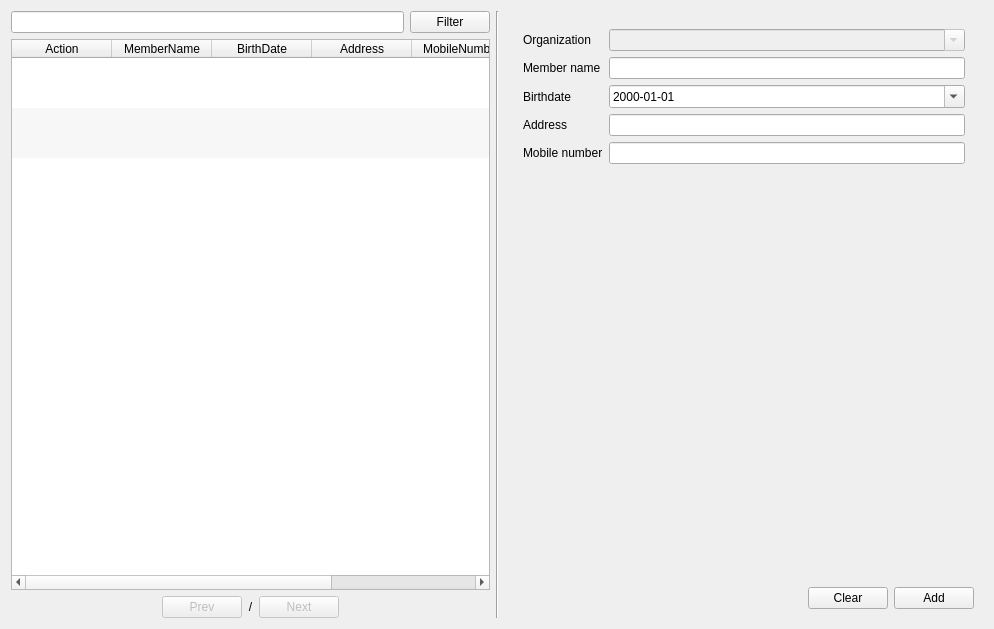
The window that app/views/templates/generated/ManageMember.ui (rondalefloyd/mts-pos) describes before a commit, drawn with Qt 5.
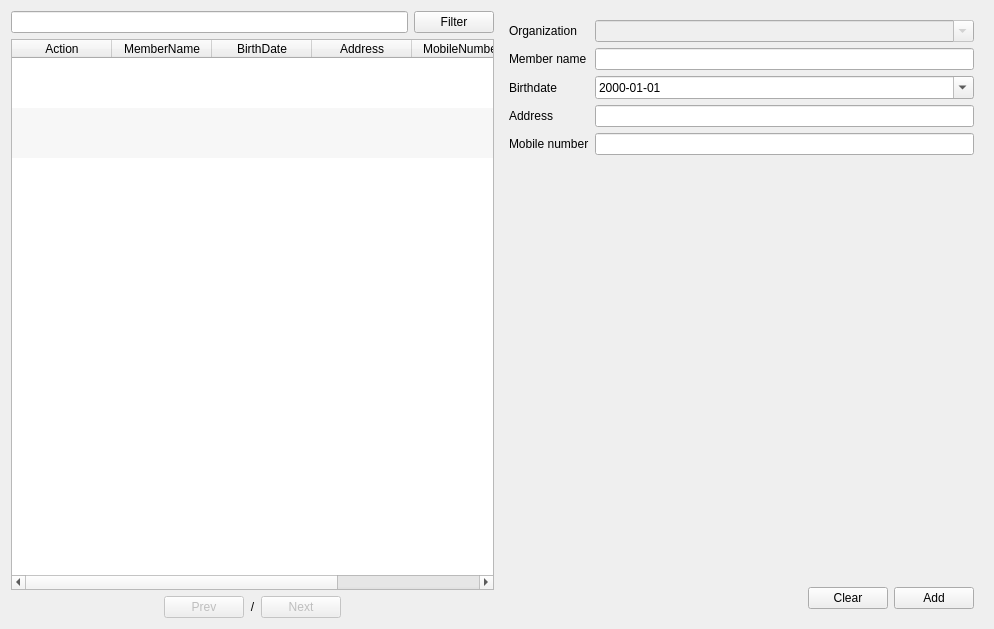
The same window after the commit.

What changed in the file:
```diff
--- a/app/views/templates/generated/ManageMember.ui
+++ b/app/views/templates/generated/ManageMember.ui
@@ -185,13 +185,6 @@
      </item>
     </layout>
    </item>
-   <item>
-    <widget class="Line" name="line">
-     <property name="orientation">
-      <enum>Qt::Vertical</enum>
-     </property>
-    </widget>
-   </item>
    <item>
     <widget class="QFrame" name="frameRegister">
      <property name="maximumSize">
@@ -201,17 +194,20 @@
       </size>
      </property>
      <layout class="QVBoxLayout" name="verticalLayout_2">
+      <property name="spacing">
+       <number>0</number>
+      </property>
       <property name="leftMargin">
-       <number>9</number>
+       <number>0</number>
       </property>
       <property name="topMargin">
-       <number>9</number>
+       <number>0</number>
       </property>
       <property name="rightMargin">
-       <number>9</number>
+       <number>0</number>
       </property>
       <property name="bottomMargin">
-       <number>9</number>
+       <number>0</number>
       </property>
       <item>
        <widget class="QScrollArea" name="scrollArea">
@@ -226,8 +222,8 @@
           <rect>
            <x>0</x>
            <y>0</y>
-           <width>462</width>
-           <height>562</height>
+           <width>485</width>
+           <height>570</height>
           </rect>
          </property>
          <layout class="QFormLayout" name="formLayout">
@@ -306,7 +302,8 @@
        </widget>
       </item>
       <item>
-       <layout class="QHBoxLayout" name="horizontalLayout_3">
+       <widget class="QWidget" name="widget" native="true">
+        <layout class="QHBoxLayout" name="horizontalLayout_5">
         <item>
          <spacer name="horizontalSpacer_3">
           <property name="orientation">
@@ -335,6 +332,7 @@
          </widget>
         </item>
        </layout>
+       </widget>
       </item>
      </layout>
     </widget>
```
Lines whose indentation alone changed are shown as unchanged.
